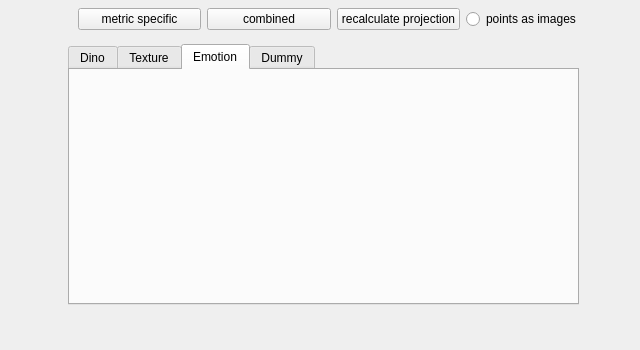
Old version of the form deepsim_analyzer/ds_dashboard/form.ui in the repository jonathan-gerb/deepsim-analyzer; both pictures show x 432 to 1072 and y 416 to 766 of the 1534 by 766 pixel window.
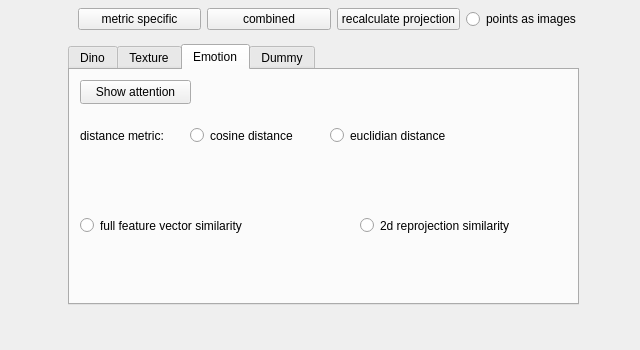
New version of the form. The open tabs and pages were chosen to show the change. Custom widgets are drawn as their Qt base class.

Commit message: start of emotion metric in dashboard

```diff
--- a/deepsim_analyzer/ds_dashboard/form.ui
+++ b/deepsim_analyzer/ds_dashboard/form.ui
@@ -440,6 +440,87 @@
      <attribute name="title">
       <string>Emotion</string>
      </attribute>
+     <widget class="QLabel" name="label_7">
+      <property name="geometry">
+       <rect>
+        <x>10</x>
+        <y>50</y>
+        <width>111</width>
+        <height>31</height>
+       </rect>
+      </property>
+      <property name="text">
+       <string>distance metric:</string>
+      </property>
+      <property name="wordWrap">
+       <bool>false</bool>
+      </property>
+     </widget>
+     <widget class="QRadioButton" name="emotion_opt_cosdist">
+      <property name="geometry">
+       <rect>
+        <x>120</x>
+        <y>50</y>
+        <width>131</width>
+        <height>31</height>
+       </rect>
+      </property>
+      <property name="text">
+       <string>cosine distance</string>
+      </property>
+     </widget>
+     <widget class="QRadioButton" name="emotion_opt_eucdist">
+      <property name="geometry">
+       <rect>
+        <x>260</x>
+        <y>50</y>
+        <width>161</width>
+        <height>31</height>
+       </rect>
+      </property>
+      <property name="text">
+       <string>euclidian distance</string>
+      </property>
+     </widget>
+     <widget class="QPushButton" name="show_attention">
+      <property name="geometry">
+       <rect>
+        <x>10</x>
+        <y>10</y>
+        <width>111</width>
+        <height>24</height>
+       </rect>
+      </property>
+      <property name="text">
+       <string>Show attention</string>
+      </property>
+     </widget>
+     <widget class="QRadioButton" name="emotion_opt_2dsim_3">
+      <property name="geometry">
+       <rect>
+        <x>290</x>
+        <y>140</y>
+        <width>200</width>
+        <height>31</height>
+       </rect>
+      </property>
+      <property name="text">
+       <string>2d reprojection similarity</string>
+      </property>
+     </widget>
+     <widget class="QRadioButton" name="emotion_opt_fullsim">
+      <property name="geometry">
+       <rect>
+        <x>10</x>
+        <y>140</y>
+        <width>251</width>
+        <height>31</height>
+       </rect>
+      </property>
+      <property name="text">
+       <string>full feature vector similarity</string>
+      </property>
+     </widget>
     </widget>
     <widget class="QWidget" name="dummy_tab">
      <attribute name="title">
```
Left out of the diff: 2 changed lines with no effect on the pictures. The commit also changes 7 other files.
